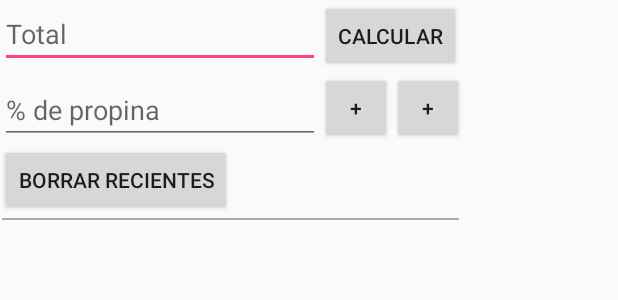
After one commit to VictorUrielP/TipCalc, an Android app: the layout content_tip.xml on its own in the app's theme, with its tools: preview values and no code run, on a phone screen of 412 x 824 dp. The commit adds this screen. Shown: the top 300 px of the screen. Run offline under Robolectric (Android 15) with nearby library versions, the phone set to English and light mode, and no system bars.

Commit message:
Add elements to content_tip Activity

```diff
--- a/app/src/main/res/layout/activity_main.xml
+++ b/app/src/main/res/layout/activity_main.xml
@@ -6,13 +6,10 @@
     android:layout_height="match_parent"
     tools:context="com.example.windows.tipcalc.MainActivity">
 
-    <TextView
-        android:layout_width="wrap_content"
+    <include
+        android:layout_width="match_parent"
         android:layout_height="wrap_content"
-        android:text="Hello World!"
-        app:layout_constraintBottom_toBottomOf="parent"
-        app:layout_constraintLeft_toLeftOf="parent"
-        app:layout_constraintRight_toRightOf="parent"
-        app:layout_constraintTop_toTopOf="parent" />
+        android:id="@+id/tipContent"
+        layout="@layout/content_tip"/>
 
 </android.support.constraint.ConstraintLayout>
--- /dev/null
+++ b/app/src/main/res/layout/content_tip.xml
@@ -0,0 +1,91 @@
+<?xml version="1.0" encoding="utf-8"?>
+<RelativeLayout xmlns:android="http://schemas.android.com/apk/res/android"
+    android:orientation="vertical" android:layout_width="match_parent"
+    android:layout_height="match_parent">
+
+
+    <EditText
+        android:layout_width="wrap_content"
+        android:layout_height="wrap_content"
+        android:id="@+id/inputBill"
+        android:hint="@string/main.hint.bill"
+        android:ems="10"
+        android:inputType="numberDecimal"
+        android:layout_alignParentStart="true"
+        android:layout_alignParentLeft="true"
+        android:layout_alignParentTop="true"/>
+
+    <Button
+        android:layout_width="wrap_content"
+        android:layout_height="wrap_content"
+        android:id="@+id/btnSubmit"
+        android:text="@string/main.button.submit"
+        android:layout_alignParentTop="true"
+        android:layout_toRightOf="@+id/inputBill"
+        android:layout_toEndOf="@+id/inputBill"/>
+
+    <EditText
+        android:layout_width="wrap_content"
+        android:layout_height="wrap_content"
+        android:id="@+id/inputPercentage"
+        android:hint="@string/main.hint.percentage"
+        android:ems="10"
+        android:inputType="numberSigned"
+        android:layout_alignBottom="@+id/btnIncrease"
+        android:layout_toLeftOf="@+id/btnIncrease"
+        android:layout_toStartOf="@+id/btnIncrease"/>
+
+    <Button
+        style="?android:attr/buttonStyleSmall"
+        android:layout_width="wrap_content"
+        android:layout_height="wrap_content"
+        android:id="@+id/btnIncrease"
+        android:text="@string/main.button.increase"
+        android:layout_below="@+id/btnSubmit"
+        android:layout_alignLeft="@+id/btnSubmit"
+        android:layout_alignStart="@+id/btnSubmit"/>
+
+    <Button
+        style="?android:attr/buttonStyleSmall"
+        android:layout_width="wrap_content"
+        android:layout_height="wrap_content"
+        android:id="@+id/btnDecrease"
+        android:text="@string/main.button.increase"
+        android:layout_alignTop="@+id/btnIncrease"
+        android:layout_toRightOf="@+id/btnIncrease"
+        android:layout_toEndOf="@+id/btnIncrease"/>
+
+    <Button
+        style="?android:attr/buttonStyleSmall"
+        android:layout_width="wrap_content"
+        android:layout_height="wrap_content"
+        android:id="@+id/btnClear"
+        android:text="@string/main.button.clear"
+        android:layout_below="@+id/inputPercentage"
+        android:layout_alignParentLeft="true"
+        android:layout_alignParentStart="true"/>
+
+    <View
+        android:layout_width="wrap_content"
+        android:layout_height="1dp"
+        android:id="@+id/separator"
+        android:layout_margin="@dimen/activity_horizontal_margin"
+        android:background="@android:color/darker_gray"
+        android:layout_below="@+id/btnClear"
+        android:layout_alignStart="@+id/btnClear"
+        android:layout_alignEnd="@+id/btnSubmit"
+        android:layout_alignLeft="@+id/btnClear"
+        android:layout_alignRight="@+id/btnSubmit"/>
+
+    <TextView
+        android:layout_width="wrap_content"
+        android:layout_height="wrap_content"
+        android:id="@+id/txtTip"
+        android:textAppearance="?android:attr/textAppearanceLarge"
+        android:layout_below="@+id/separator"
+        android:visibility="gone"
+        android:layout_alignParentLeft="true"
+        android:layout_alignParentStart="true"/>
+
+
+</RelativeLayout>
--- /dev/null
+++ b/app/src/main/res/values/dimens.xml
@@ -0,0 +1,4 @@
+<?xml version="1.0" encoding="utf-8"?>
+<resources>
+    <dimen name="activity_horizontal_margin">1dp</dimen>
+</resources>
```
